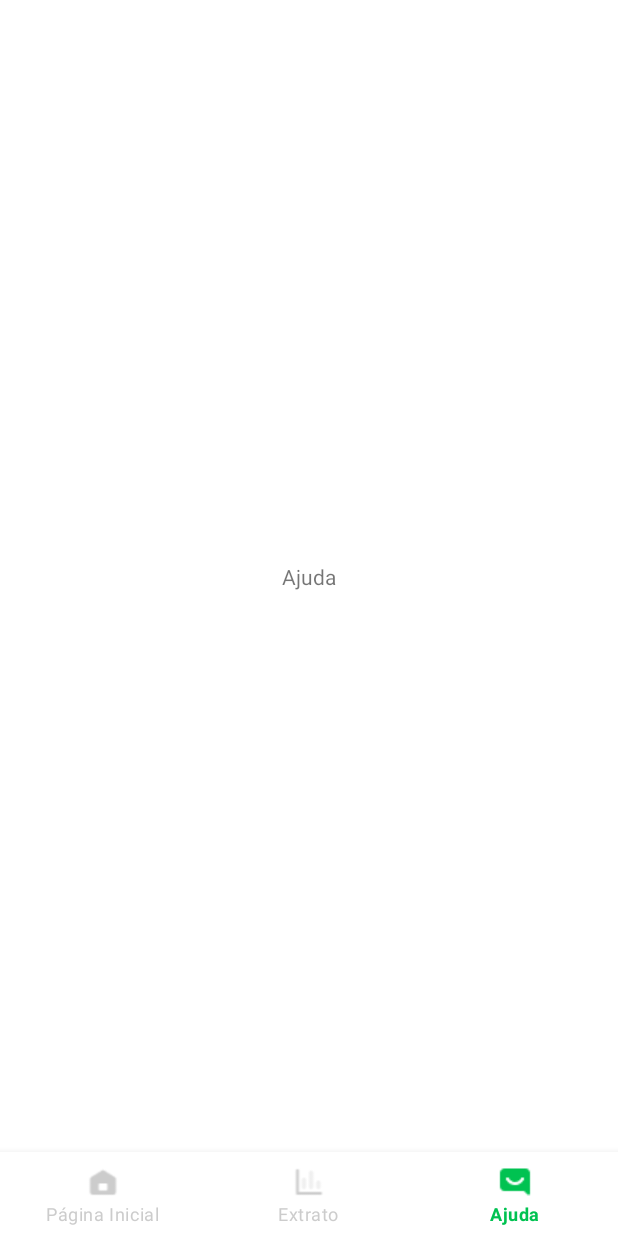
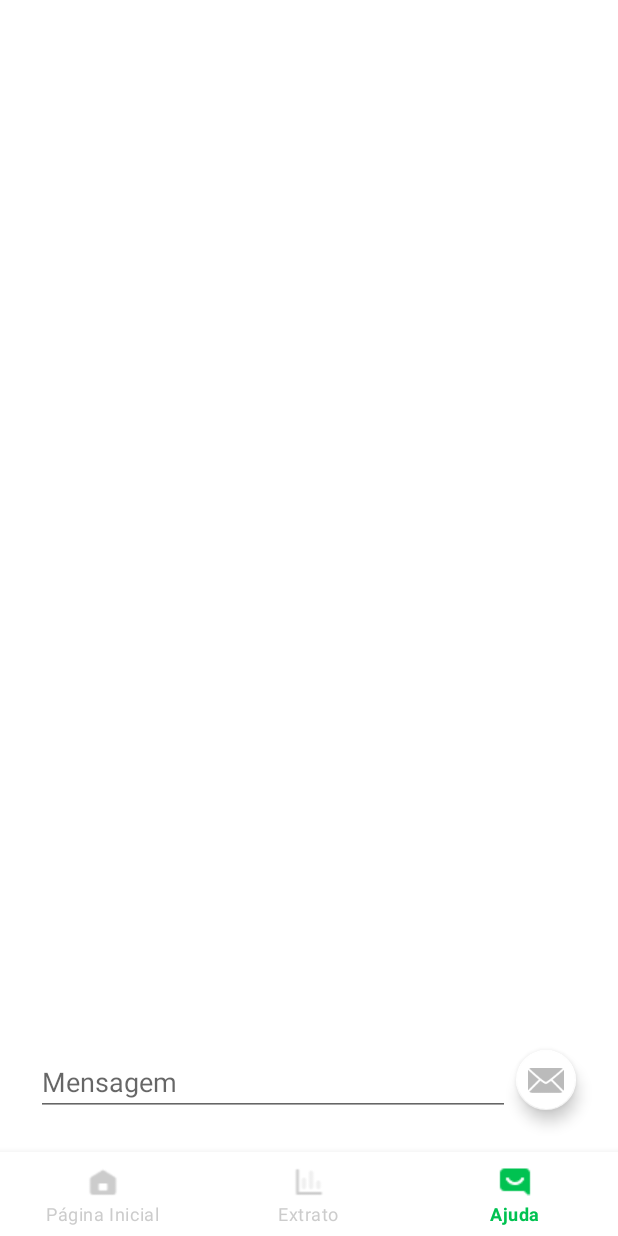
Before and after one commit to casalmoney/app, an Android app: the HelpFragment screen opened through its navigation route, on a phone screen of 412 x 824 dp. Run offline under Robolectric (Android 15) with nearby library versions, the phone set to English and light mode, and no system bars; our stand-ins replace data binding, navigation-ui.

Commit message:
Added chat list view

```diff
--- a/app/build.gradle
+++ b/app/build.gradle
@@ -65,6 +65,11 @@ dependencies {
     implementation "androidx.lifecycle:lifecycle-viewmodel-ktx:$lifecycle_version"
     implementation "androidx.lifecycle:lifecycle-livedata-ktx:$lifecycle_version"
 
+    /**Layout*/
+    implementation "androidx.recyclerview:recyclerview:1.1.0"
+    implementation "androidx.recyclerview:recyclerview-selection:1.1.0-rc02"
+    implementation "androidx.cardview:cardview:1.0.0"
+
     /** Firebase sdk*/
     implementation 'com.google.firebase:firebase-auth:19.3.2'
     implementation 'com.google.firebase:firebase-analytics:17.5.0'
--- /dev/null
+++ b/app/src/main/java/br/com/casalmoney/app/authenticated/interactor/HelpInteractor.kt
@@ -0,0 +1,16 @@
+package br.com.casalmoney.app.authenticated.interactor
+
+import br.com.casalmoney.app.authenticated.repository.HelpRepository
+import br.com.casalmoney.app.unauthenticated.domain.Message
+
+class HelpInteractor {
+    private val repository = HelpRepository()
+
+    fun sendMessage(message: String) {
+
+    }
+
+    fun receiveMessage(message: Message) {
+
+    }
+}
--- /dev/null
+++ b/app/src/main/java/br/com/casalmoney/app/authenticated/repository/HelpRepository.kt
@@ -0,0 +1,4 @@
+package br.com.casalmoney.app.authenticated.repository
+
+class HelpRepository {
+}
--- a/app/src/main/java/br/com/casalmoney/app/authenticated/view/fragments/HelpFragment.kt
+++ b/app/src/main/java/br/com/casalmoney/app/authenticated/view/fragments/HelpFragment.kt
@@ -1,13 +1,20 @@
 package br.com.casalmoney.app.authenticated.view.fragments
 
+import android.content.Intent
 import android.os.Bundle
 import android.view.LayoutInflater
 import android.view.View
 import android.view.ViewGroup
+import android.widget.ArrayAdapter
+import android.widget.ListView
 import androidx.fragment.app.Fragment
 import androidx.lifecycle.ViewModelProvider
+import br.com.casalmoney.app.R
 import br.com.casalmoney.app.authenticated.viewModel.HelpViewModel
 import br.com.casalmoney.app.databinding.FragmentHelpBinding
+import br.com.casalmoney.app.unauthenticated.domain.Message
+import br.com.casalmoney.app.unauthenticated.view.adapter.ChatAdapter
+import java.util.*
 
 class HelpFragment: Fragment() {
     private lateinit var binding: FragmentHelpBinding
@@ -15,6 +22,8 @@ class HelpFragment: Fragment() {
     private val viewModel: HelpViewModel by lazy {
         ViewModelProvider(this).get(HelpViewModel::class.java)
     }
+
+    private lateinit var listView: ListView
 
     override fun onCreateView(
         inflater: LayoutInflater,
@@ -27,6 +36,24 @@ class HelpFragment: Fragment() {
         binding.fragment = this
         binding.lifecycleOwner = this
 
+        setupListView(binding.root)
+
         return binding.root
     }
+
+    private fun setupListView(view: View) {
+
+        listView = view.findViewById(R.id.list_of_messages) as ListView
+        val adapter = activity?.let { ChatAdapter(it, viewModel.messages) }
+
+        listView.adapter = adapter
+    }
+
+    fun sendMessage(view: View) {
+        viewModel.displayRandomMessage()
+    }
+
+    override fun onActivityResult(requestCode: Int, resultCode: Int, data: Intent?) {
+        super.onActivityResult(requestCode, resultCode, data)
+    }
 }
--- a/app/src/main/java/br/com/casalmoney/app/authenticated/viewModel/HelpViewModel.kt
+++ b/app/src/main/java/br/com/casalmoney/app/authenticated/viewModel/HelpViewModel.kt
@@ -1,7 +1,33 @@
 package br.com.casalmoney.app.authenticated.viewModel
 
 import android.app.Application
+import android.os.Handler
+import android.os.Looper
 import androidx.lifecycle.AndroidViewModel
+import androidx.lifecycle.MutableLiveData
+import br.com.casalmoney.app.authenticated.interactor.HelpInteractor
+import br.com.casalmoney.app.unauthenticated.domain.Message
+import java.util.*
+import kotlin.collections.ArrayList
 
 class HelpViewModel(val app: Application) : AndroidViewModel(app) {
+
+    private val interactor = HelpInteractor()
+
+    val currentMessage = MutableLiveData<String>()
+
+    val messages = ArrayList<Message>()
+
+    fun sendMessage() {
+        interactor.sendMessage(currentMessage.toString())
+        currentMessage.value = ""
+    }
+
+    fun displayRandomMessage() {
+        Handler(Looper.getMainLooper()).postDelayed({
+            messages.add(Message(messages.size % 2 == 0,
+                UUID.randomUUID().toString(), Date().toString()))
+
+        }, 3000)
+    }
 }
--- /dev/null
+++ b/app/src/main/java/br/com/casalmoney/app/unauthenticated/domain/Message.kt
@@ -0,0 +1,3 @@
+package br.com.casalmoney.app.unauthenticated.domain
+
+data class Message (var isUser: Boolean = false, var message: String = "", var time: String = "")
--- a/app/src/main/java/br/com/casalmoney/app/unauthenticated/view/fragments/LoginFragment.kt
+++ b/app/src/main/java/br/com/casalmoney/app/unauthenticated/view/fragments/LoginFragment.kt
@@ -13,6 +13,7 @@ import androidx.navigation.fragment.findNavController
 import br.com.casalmoney.app.R
 import br.com.casalmoney.app.databinding.FragmentLoginBinding
 import br.com.casalmoney.app.unauthenticated.viewmodel.LoginViewModel
+import com.google.firebase.auth.FirebaseAuth
 
 class LoginFragment : Fragment() {
     private lateinit var binding: FragmentLoginBinding
--- a/app/src/main/res/layout/fragment_help.xml
+++ b/app/src/main/res/layout/fragment_help.xml
@@ -18,13 +18,45 @@
         android:layout_height="match_parent"
         android:background="?attr/backgroundColor"
         tools:context=".authenticated.view.activities.MainActivity">
-        <TextView
+
+        <com.google.android.material.floatingactionbutton.FloatingActionButton
             android:layout_width="wrap_content"
             android:layout_height="wrap_content"
-            app:layout_constraintTop_toTopOf="parent"
+            android:clickable="true"
+            android:src="@android:drawable/ic_dialog_email"
+            android:id="@+id/fab"
+            android:tint="@android:color/white"
+            android:layout_alignParentBottom="true"
+            android:layout_alignParentEnd="true"
+            app:fabSize="mini"
             app:layout_constraintBottom_toBottomOf="parent"
+            app:layout_constraintEnd_toEndOf="parent"
+            android:layout_margin="24dp"
+            android:onClick="@{fragment::sendMessage}"
+            tools:ignore="MissingConstraints" />
+
+        <EditText
+            android:layout_width="0dp"
+            android:layout_height="wrap_content"
+            app:layout_constraintBottom_toBottomOf="parent"
+            android:hint="@string/message"
+            app:layout_constraintEnd_toStartOf="@id/fab"
+            android:layout_marginBottom="24dp"
+            android:layout_marginStart="24dp"
+            android:text="@={viewModel.currentMessage}"
             app:layout_constraintStart_toStartOf="parent"
-            app:layout_constraintEnd_toEndOf="parent"
-            android:text="@string/tab_help_title"/>
+            android:id="@+id/input" />
+
+        <ListView
+            android:layout_width="match_parent"
+            android:layout_height="match_parent"
+            android:layout_alignParentTop="true"
+            android:layout_alignParentStart="true"
+            android:layout_margin="20dp"
+            android:dividerHeight="16dp"
+            android:divider="@android:color/transparent"
+            android:id="@+id/list_of_messages"
+            android:layout_marginBottom="16dp"/>
+
     </androidx.constraintlayout.widget.ConstraintLayout>
 </layout>
--- a/app/src/main/res/values/strings.xml
+++ b/app/src/main/res/values/strings.xml
@@ -38,4 +38,5 @@
     <string name="tab_statement_title">Extrato</string>
     <string name="tab_help_title">Ajuda</string>
     <string name="label_variable_expenses">Adicionar gastos variáveis</string>
+    <string name="message">Mensagem</string>
 </resources>
```
Also changed, not shown: app/src/main/java/br/com/casalmoney/app/unauthenticated/view/adapter/ChatAdapter.kt (added, +70 -0 lines), app/src/main/res/layout/message.xml (added, +30 -0 lines).
